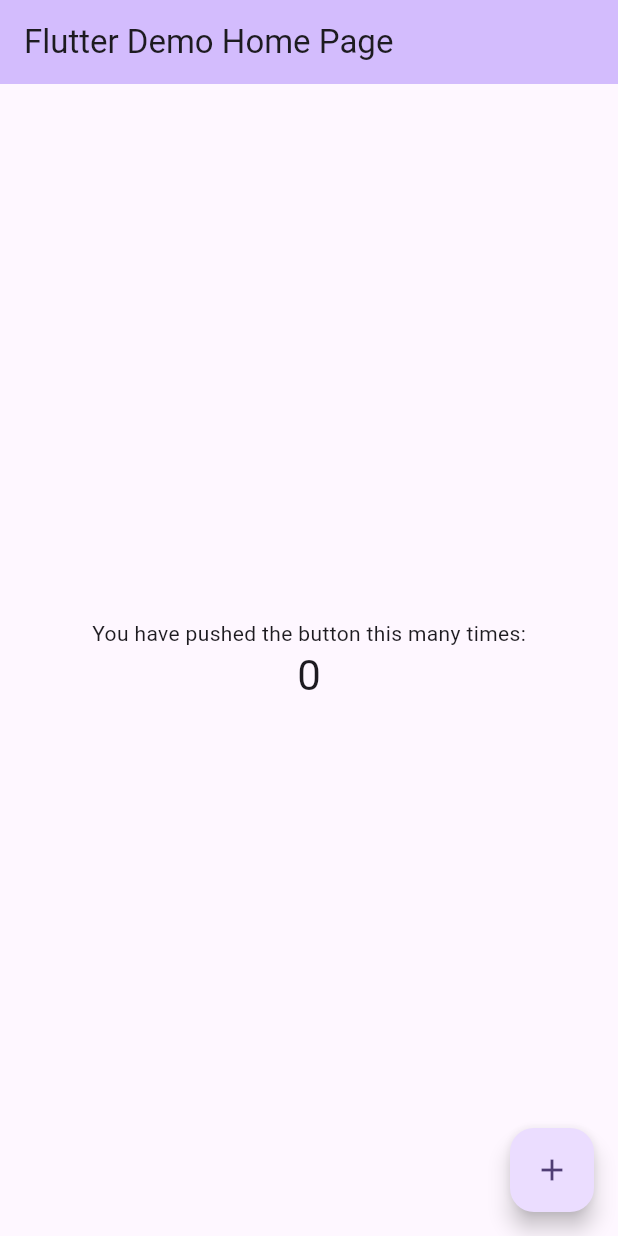
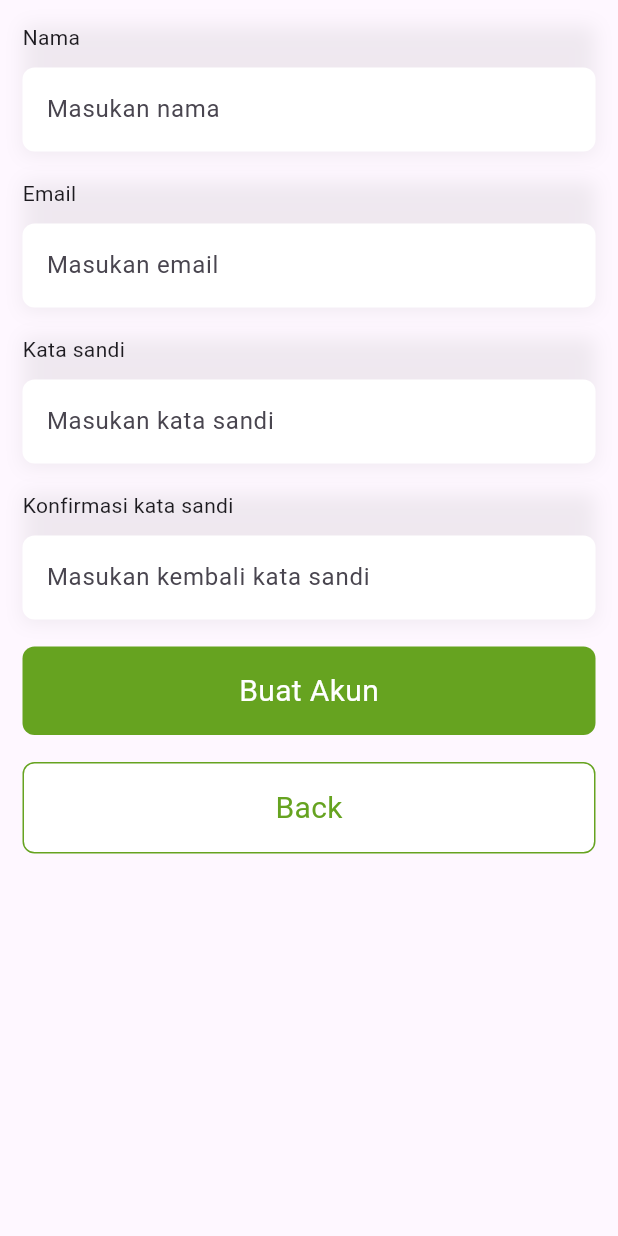
Before and after one commit to haululazkiyaa/MotionHack2024, a Flutter app: the screen it shows after launch, on a phone screen of 412 x 824 dp. Run offline on Flutter 3.47's test engine with Material 3 defaults, Android fonts, the phone set to English and light mode, and no system bars; our stand-ins replace firebase_auth, firebase_core, get; accounts and stored records are empty.

Commit message:
(feat): integrasi firebase, slicing signup page, inegrasi signup

```diff
--- /dev/null
+++ b/lib/config/routes.dart
@@ -0,0 +1 @@
+var pages = [];
--- /dev/null
+++ b/lib/controller/auth_controller/signup_controller.dart
@@ -0,0 +1,33 @@
+import 'package:firebase_auth/firebase_auth.dart';
+import 'package:flutter/material.dart';
+import 'package:get/get_state_manager/get_state_manager.dart';
+
+class SignupController extends GetxController {
+  TextEditingController name = TextEditingController();
+  TextEditingController email = TextEditingController();
+  TextEditingController password = TextEditingController();
+  TextEditingController confirmPassword = TextEditingController();
+
+  final FirebaseAuth auth = FirebaseAuth.instance;
+
+  void onSignUp() {
+    createAccount(email.text, password.text);
+  }
+
+  Future<String> createAccount(String email, String password) async {
+    try {
+      await FirebaseAuth.instance
+          .createUserWithEmailAndPassword(email: email, password: password);
+      return "Akun berhasi dibuat";
+    } on FirebaseAuthException catch (ex) {
+      if (ex.code == "weak-password") {
+        return "Weak password";
+      } else if (ex.code == "email-already-in-use") {
+        return "Email already exist";
+      }
+      return "";
+    } catch (ex) {
+      return "";
+    }
+  }
+}
--- a/lib/main.dart
+++ b/lib/main.dart
@@ -1,6 +1,12 @@
+import 'package:firebase_core/firebase_core.dart';
 import 'package:flutter/material.dart';
+import 'package:get/route_manager.dart';
+import 'package:motionhack2024/firebase_options.dart';
+import 'package:motionhack2024/pages/auth/signup_page.dart';
 
-void main() {
+void main() async {
+  WidgetsFlutterBinding.ensureInitialized();
+  await Firebase.initializeApp(options: DefaultFirebaseOptions.currentPlatform);
   runApp(const MyApp());
 }
 
@@ -10,116 +16,10 @@
   // This widget is the root of your application.
   @override
   Widget build(BuildContext context) {
-    return MaterialApp(
-      title: 'Flutter Demo',
-      theme: ThemeData(
-        // This is the theme of your application.
-        //
-        // TRY THIS: Try running your application with "flutter run". You'll see
-        // the application has a purple toolbar. Then, without quitting the app,
-        // try changing the seedColor in the colorScheme below to Colors.green
-        // and then invoke "hot reload" (save your changes or press the "hot
-        // reload" button in a Flutter-supported IDE, or press "r" if you used
-        // the command line to start the app).
-        //
-        // Notice that the counter didn't reset back to zero; the application
-        // state is not lost during the reload. To reset the state, use hot
-        // restart instead.
-        //
-        // This works for code too, not just values: Most code changes can be
-        // tested with just a hot reload.
-        colorScheme: ColorScheme.fromSeed(seedColor: Colors.deepPurple),
-        useMaterial3: true,
-      ),
-      home: const MyHomePage(title: 'Flutter Demo Home Page'),
+    return const GetMaterialApp(
+      debugShowCheckedModeBanner: false,
+      title: "RiseFarmer",
+      home: SignupPage(),
     );
   }
 }
-
-class MyHomePage extends StatefulWidget {
-  const MyHomePage({super.key, required this.title});
-
-  // This widget is the home page of your application. It is stateful, meaning
-  // that it has a State object (defined below) that contains fields that affect
-  // how it looks.
-
-  // This class is the configuration for the state. It holds the values (in this
-  // case the title) provided by the parent (in this case the App widget) and
-  // used by the build method of the State. Fields in a Widget subclass are
-  // always marked "final".
-
-  final String title;
-
-  @override
-  State<MyHomePage> createState() => _MyHomePageState();
-}
-
-class _MyHomePageState extends State<MyHomePage> {
-  int _counter = 0;
-
-  void _incrementCounter() {
-    setState(() {
-      // This call to setState tells the Flutter framework that something has
-      // changed in this State, which causes it to rerun the build method below
-      // so that the display can reflect the updated values. If we changed
-      // _counter without calling setState(), then the build method would not be
-      // called again, and so nothing would appear to happen.
-      _counter++;
-    });
-  }
-
-  @override
-  Widget build(BuildContext context) {
-    // This method is rerun every time setState is called, for instance as done
-    // by the _incrementCounter method above.
-    //
-    // The Flutter framework has been optimized to make rerunning build methods
-    // fast, so that you can just rebuild anything that needs updating rather
-    // than having to individually change instances of widgets.
-    return Scaffold(
-      appBar: AppBar(
-        // TRY THIS: Try changing the color here to a specific color (to
-        // Colors.amber, perhaps?) and trigger a hot reload to see the AppBar
-        // change color while the other colors stay the same.
-        backgroundColor: Theme.of(context).colorScheme.inversePrimary,
-        // Here we take the value from the MyHomePage object that was created by
-        // the App.build method, and use it to set our appbar title.
-        title: Text(widget.title),
-      ),
-      body: Center(
-        // Center is a layout widget. It takes a single child and positions it
-        // in the middle of the parent.
-        child: Column(
-          // Column is also a layout widget. It takes a list of children and
-          // arranges them vertically. By default, it sizes itself to fit its
-          // children horizontally, and tries to be as tall as its parent.
-          //
-          // Column has various properties to control how it sizes itself and
-          // how it positions its children. Here we use mainAxisAlignment to
-          // center the children vertically; the main axis here is the vertical
-          // axis because Columns are vertical (the cross axis would be
-          // horizontal).
-          //
-          // TRY THIS: Invoke "debug painting" (choose the "Toggle Debug Paint"
-          // action in the IDE, or press "p" in the console), to see the
-          // wireframe for each widget.
-          mainAxisAlignment: MainAxisAlignment.center,
-          children: <Widget>[
-            const Text(
-              'You have pushed the button this many times:',
-            ),
-            Text(
-              '$_counter',
-              style: Theme.of(context).textTheme.headlineMedium,
-            ),
-          ],
-        ),
-      ),
-      floatingActionButton: FloatingActionButton(
-        onPressed: _incrementCounter,
-        tooltip: 'Increment',
-        child: const Icon(Icons.add),
-      ), // This trailing comma makes auto-formatting nicer for build methods.
-    );
-  }
-}
--- /dev/null
+++ b/lib/pages/auth/signup_page.dart
@@ -0,0 +1,74 @@
+import 'package:flutter/material.dart';
+import 'package:get/get.dart';
+import 'package:motionhack2024/controller/auth_controller/signup_controller.dart';
+import 'package:motionhack2024/pages/auth/widgets/my_button.dart';
+import 'package:motionhack2024/pages/auth/widgets/my_text_field.dart';
+
+class SignupPage extends StatelessWidget {
+  const SignupPage({super.key});
+
+  @override
+  Widget build(BuildContext context) {
+    SignupController signupController = Get.put(SignupController());
+
+    return Scaffold(
+      body: SafeArea(
+          child: SingleChildScrollView(
+        child: Padding(
+          padding: const EdgeInsets.all(15),
+          child: Column(
+            children: [
+              MyTextField(
+                label: "Nama",
+                placeholder: "Masukan nama",
+                onChange: signupController.name,
+              ),
+              const SizedBox(
+                height: 18,
+              ),
+              MyTextField(
+                label: "Email",
+                placeholder: "Masukan email",
+                onChange: signupController.email,
+              ),
+              const SizedBox(
+                height: 18,
+              ),
+              MyTextField(
+                label: "Kata sandi",
+                placeholder: "Masukan kata sandi",
+                onChange: signupController.password,
+              ),
+              const SizedBox(
+                height: 18,
+              ),
+              MyTextField(
+                label: "Konfirmasi kata sandi",
+                placeholder: "Masukan kembali kata sandi",
+                onChange: signupController.confirmPassword,
+              ),
+              const SizedBox(
+                height: 18,
+              ),
+              MyButton(
+                type: "primary",
+                label: "Buat Akun",
+                onTap: () {
+                  signupController.onSignUp();
+                },
+              ),
+              const SizedBox(
+                height: 18,
+              ),
+              MyButton(
+                type: "secondary",
+                label: "Back",
+                onTap: () {},
+              )
+            ],
+          ),
+        ),
+      )),
+    );
+  }
+}
--- /dev/null
+++ b/lib/pages/auth/widgets/my_button.dart
@@ -0,0 +1,48 @@
+import 'package:flutter/material.dart';
+
+class MyButton extends StatelessWidget {
+  final String type;
+  final String label;
+  final VoidCallback onTap;
+  const MyButton({
+    super.key,
+    required this.type,
+    required this.label,
+    required this.onTap,
+  });
+
+  @override
+  Widget build(BuildContext context) {
+    var primaryBtn = BoxDecoration(
+      color: const Color(0xFF66A320),
+      borderRadius: BorderRadius.circular(8),
+    );
+
+    var secondaryBtn = BoxDecoration(
+      color: Colors.white,
+      border: Border.all(color: const Color(0xFF66A320)),
+      borderRadius: BorderRadius.circular(8),
+    );
+
+    return InkWell(
+      onTap: onTap,
+      child: Container(
+        padding: const EdgeInsets.all(15),
+        decoration: type == "primary" ? primaryBtn : secondaryBtn,
+        child: Row(
+          mainAxisAlignment: MainAxisAlignment.center,
+          children: [
+            Text(
+              label,
+              style: TextStyle(
+                fontSize: 20,
+                color:
+                    type == "primary" ? Colors.white : const Color(0xFF66A320),
+              ),
+            )
+          ],
+        ),
+      ),
+    );
+  }
+}
--- /dev/null
+++ b/lib/pages/auth/widgets/my_text_field.dart
@@ -0,0 +1,55 @@
+import 'package:flutter/material.dart';
+
+class MyTextField extends StatelessWidget {
+  final String label;
+  final String placeholder;
+  final TextEditingController onChange;
+  const MyTextField({
+    super.key,
+    required this.label,
+    required this.placeholder,
+    required this.onChange,
+  });
+
+  @override
+  Widget build(BuildContext context) {
+    return Row(
+      children: [
+        Expanded(
+          child: Container(
+            decoration: BoxDecoration(
+              boxShadow: [
+                BoxShadow(
+                  color: const Color(0xFF666666).withOpacity(0.1),
+                  blurRadius: 10,
+                  offset: const Offset(0, 2),
+                )
+              ],
+            ),
+            child: Column(
+              children: [
+                Row(
+                  mainAxisAlignment: MainAxisAlignment.start,
+                  children: [Text(label)],
+                ),
+                const SizedBox(height: 10),
+                TextFormField(
+                  controller: onChange,
+                  decoration: InputDecoration(
+                    fillColor: Colors.white,
+                    filled: true,
+                    hintText: placeholder,
+                    border: OutlineInputBorder(
+                      borderRadius: BorderRadius.circular(8),
+                      borderSide: BorderSide.none,
+                    ),
+                  ),
+                ),
+              ],
+            ),
+          ),
+        ),
+      ],
+    );
+  }
+}
--- /dev/null
+++ b/lib/pages/home_page.dart
@@ -0,0 +1,14 @@
+import 'package:flutter/material.dart';
+
+class HomePage extends StatelessWidget {
+  const HomePage({super.key});
+
+  @override
+  Widget build(BuildContext context) {
+    return const Scaffold(
+      body: SafeArea(
+        child: Text("Anu"),
+      ),
+    );
+  }
+}
```
Also changed, not shown: pubspec.yaml (+7 -20 lines), lib/config/colors.dart (added), lib/config/themes.dart (added), lib/firebase_options.dart (added), pubspec.lock, 15 other files.
